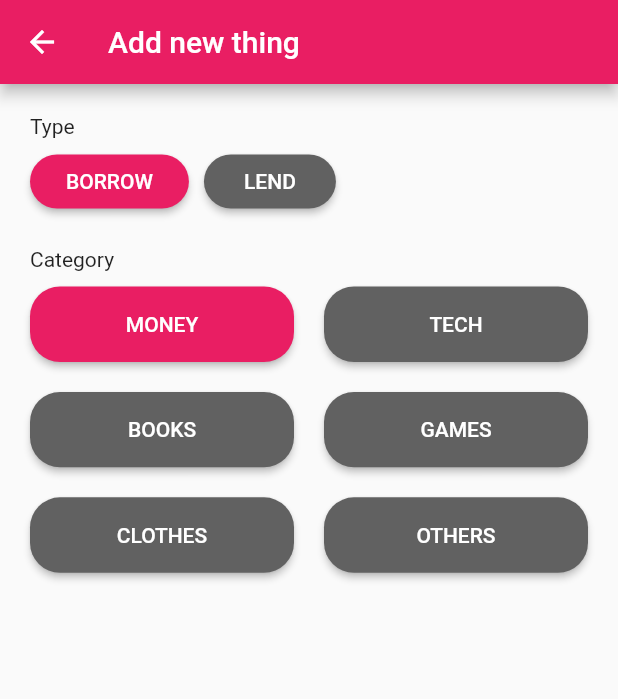
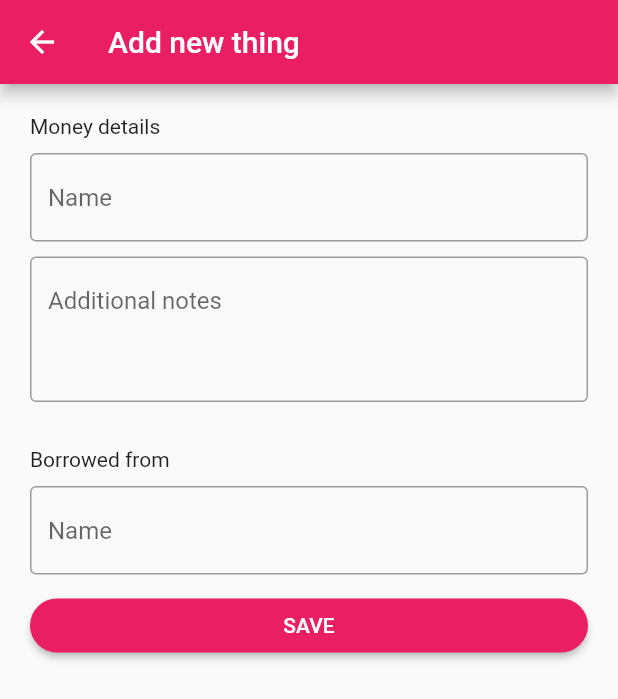
Before and after one commit to lohanidamodar/lender, a Flutter app: the AddPage screen opened by its route, after a tap on "MONEY", on a phone screen of 412 x 824 dp. Shown: the top 699 px of the screen. Run offline on Flutter 3.47's test engine with Material 2 defaults, Android fonts, the phone set to English and light mode, and no system bars; our stand-ins replace cloud_firestore, firebase_auth, google_sign_in, rxdart; accounts and stored records are empty; Roboto replaces fonts that are missing (Raleway).

Commit message:
add new borrowed and lent item

```diff
--- a/lib/main.dart
+++ b/lib/main.dart
@@ -22,7 +22,7 @@ class Lender extends StatelessWidget {
                 buttonTheme: ButtonThemeData(
                   textTheme: ButtonTextTheme.primary,
                   buttonColor: Colors.pink,
-                  shape: RoundedRectangleBorder(borderRadius: BorderRadius.circular(20.0))
+                  shape: RoundedRectangleBorder(borderRadius: BorderRadius.circular(40.0))
                 ),
                 fontFamily: "Raleway",
           ),
--- a/lib/ui/pages/add.dart
+++ b/lib/ui/pages/add.dart
@@ -1,10 +1,12 @@
 import 'package:flutter/material.dart';
+import 'package:lender/blocs/auth_bloc_provider.dart';
+import 'package:lender/blocs/user_bloc_provider.dart';
 import 'package:lender/ui/widgets/raised_button_widget.dart';
 
 class AddPage extends StatefulWidget {
   final String type;
 
-  const AddPage({Key key, this.type = "borrow"}) : super(key: key);
+  const AddPage({Key key, this.type = "borrowed"}) : super(key: key);
 
   @override
   _AddPageState createState() {
@@ -16,6 +18,10 @@ class _AddPageState extends State<AddPage> {
   bool formOne;
   String type;
   String category;
+  String itemName;
+  String itemNotes;
+  String personName;
+  bool loading;
   final List<String> categories = ["Money", "Tech", "Books", "Games", "Clothes", "Others"];
 
   @override
@@ -23,18 +29,33 @@ class _AddPageState extends State<AddPage> {
     super.initState();
     formOne = true;
     type = widget.type;
+    loading = false;
+  }
+
+  Future<bool> _onWillPop() async {
+    if(formOne)
+      return true;
+    else {
+      setState(() {
+        formOne = true;
+      });
+      return false;
+    }
   }
 
   @override
   Widget build(BuildContext context) {
-    return Scaffold(
-      appBar: AppBar(
-        title: Text("Add new thing"),
+    return WillPopScope(
+      onWillPop: _onWillPop,
+      child: Scaffold(
+        appBar: AppBar(
+          title: Text("Add new thing"),
+        ),
+        body: Container(
+          padding: EdgeInsets.all(20.0),
+          child: formOne ? _buildFormOne(context) :_buildFormTwo(context),
+        )
       ),
-      body: Container(
-        padding: EdgeInsets.all(20.0),
-        child: _buildFormOne(context),
-      )
     );
   }
 
@@ -47,12 +68,12 @@ class _AddPageState extends State<AddPage> {
   void _changeCategory(String selectedCategory) {
     setState(() {
       category = selectedCategory;
+      formOne = false;
     });
   }
 
   Widget _buildFormOne(BuildContext context) {
-    return Column(
-      crossAxisAlignment: CrossAxisAlignment.start,
+    return ListView(
       children: <Widget>[
         Text("Type"),
         SizedBox(height: 5.0,),
@@ -60,14 +81,14 @@ class _AddPageState extends State<AddPage> {
           spacing: 10.0,
           children: <Widget>[
             PBRaisedButton(
-              color: type == 'borrow' ? Theme.of(context).primaryColor : Colors.grey.shade700,
+              color: type == 'borrowed' ? Theme.of(context).primaryColor : Colors.grey.shade700,
               child: Text("Borrow".toUpperCase()),
-              onPressed: () => _changeType('borrow'),
+              onPressed: () => _changeType('borrowed'),
             ),
             PBRaisedButton(
-              color: type == 'lend' ? Theme.of(context).primaryColor : Colors.grey.shade700,
+              color: type == 'lent' ? Theme.of(context).primaryColor : Colors.grey.shade700,
               child: Text("Lend".toUpperCase()),
-              onPressed: () => _changeType('lend'),
+              onPressed: () => _changeType('lent'),
             ),
           ],
         ),
@@ -97,4 +118,77 @@ class _AddPageState extends State<AddPage> {
     );
   }
 
+  Widget _buildFormTwo(BuildContext context) {
+    return Container(
+      child: ListView(
+        children: <Widget>[
+          Text("$category details"),
+          SizedBox(height: 10.0,),
+          TextField(
+            onChanged: (value) => setState((){
+              itemName = value;
+            }),
+            decoration: InputDecoration(
+              border: OutlineInputBorder(),
+              hintText: "Name"
+            ),
+          ),
+          SizedBox(height: 10.0,),
+          TextField(
+            onChanged: (value) => setState((){
+              itemNotes = value;
+            }),
+            maxLines: 3,
+            decoration: InputDecoration(
+              border: OutlineInputBorder(),
+              hintText: "Additional notes"
+            ),
+          ),
+          SizedBox(height: 30.0,),
+          Text(type=='borrowed' ? "Borrowed from" : "Lent to"),
+          SizedBox(height: 10.0,),
+          TextField(
+            onChanged: (value) => setState((){
+              personName = value;
+            }),
+            decoration: InputDecoration(
+              border: OutlineInputBorder(),
+              hintText: "Name"
+            ),
+          ),
+          SizedBox(height: 10.0,),
+          PBRaisedButton(
+            child: Text("Save".toUpperCase()),
+            onPressed: loading ? null : () => _save(context),
+          )
+        ],
+      ),
+    );
+  }
+
+  void _save(BuildContext context) async {
+    setState(() {
+      loading = true;
+    });
+    Map<String,dynamic> item = {
+      "name":itemName,
+      "category":category,
+      "note":itemNotes,
+      "person": {
+        "name":personName
+      }
+    };
+
+    bool res = await UserBlocProvider.of(context).addItem(item, type,
+      AuthBlocProvider.of(context).user.uid
+    );
+
+    if(!res) setState(() {
+      loading = false;
+    });
+    if(res) Navigator.pop(context);
+
+
+  }
+
 }
--- a/lib/ui/tabs/borrowed_tab.dart
+++ b/lib/ui/tabs/borrowed_tab.dart
@@ -20,7 +20,7 @@ class BorrowedTab extends StatelessWidget {
             itemBuilder: (BuildContext context, int i){
               return ListTile(
                 title: Text(documents[i]['name']),
-                subtitle: Text(documents[i]['from']['name']),
+                subtitle: Text(documents[i]['person']['name']),
                 trailing: Icon(Icons.arrow_forward_ios),
                 onTap: (){},
               );
--- a/lib/ui/tabs/lent_tab.dart
+++ b/lib/ui/tabs/lent_tab.dart
@@ -21,7 +21,7 @@ class LentTab extends StatelessWidget {
             itemBuilder: (BuildContext context, int i){
               return ListTile(
                 title: Text(documents[i]['name']),
-                subtitle: Text(documents[i]['to']['name']),
+                subtitle: Text(documents[i]['person']['name']),
                 trailing: Icon(Icons.arrow_forward_ios),
                 onTap: (){},
               );
```
Also changed, not shown: lib/blocs/user_bloc.dart (+10 -0 lines), lib/resources/firestore_provider.dart (+7 -0 lines).
